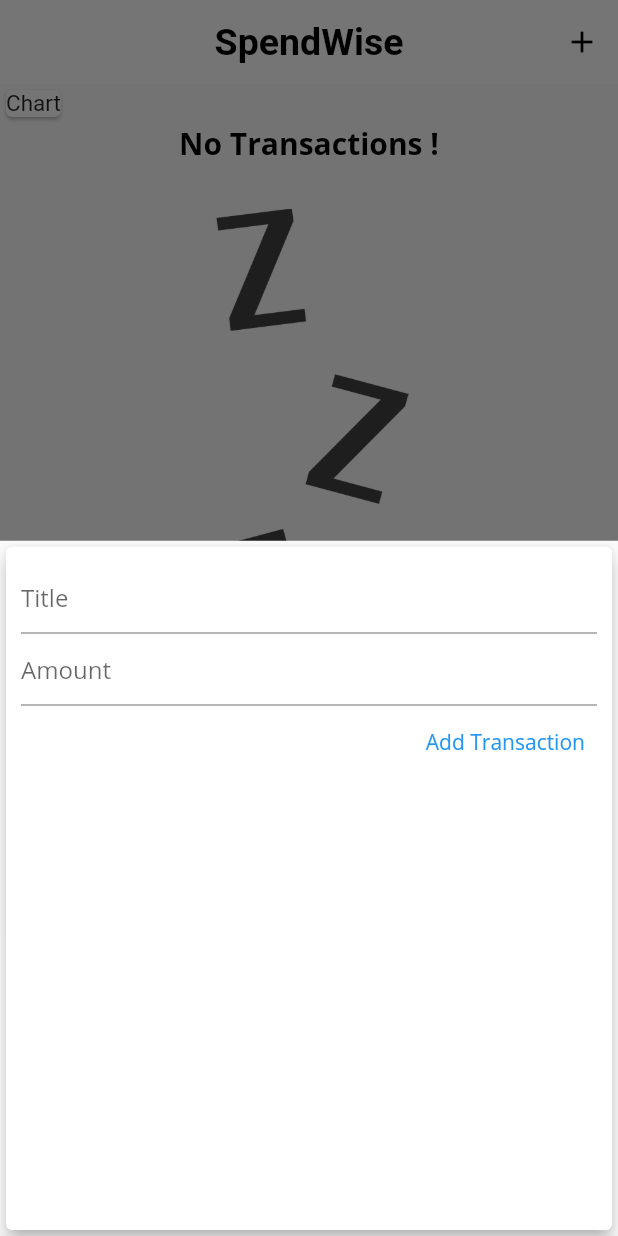
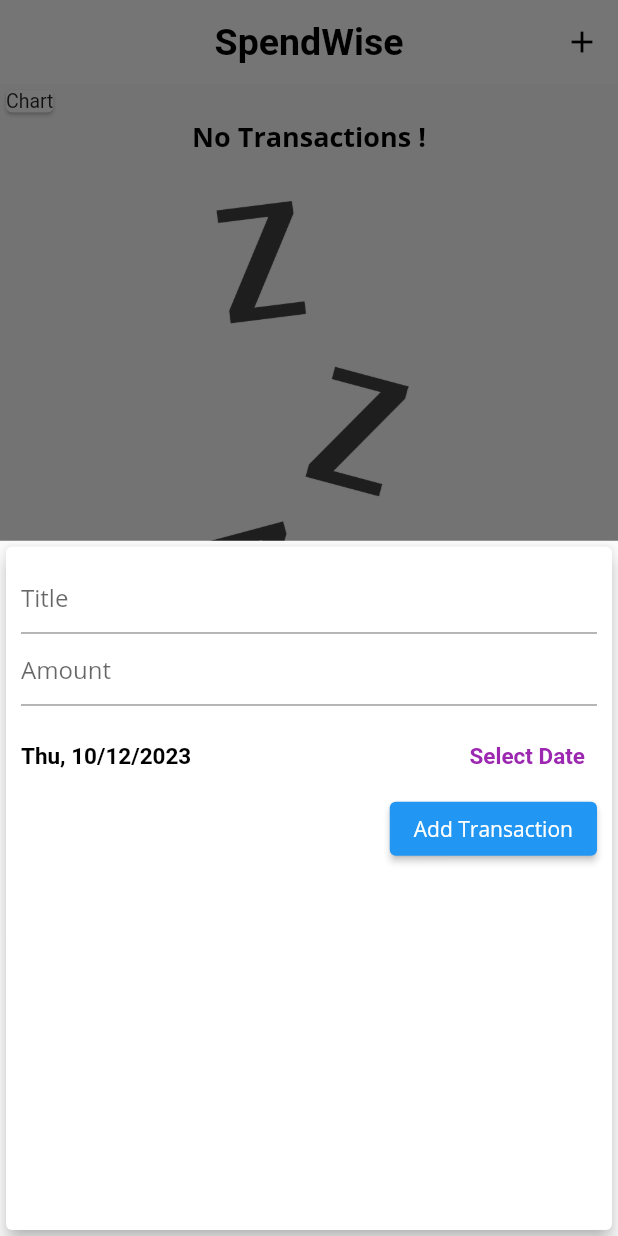
Before and after one commit to ramonyohannes/spendwise.app, a Flutter app: the screen it shows after launch, after a tap on the "delete" icon, after a tap on the "add" icon, on a phone screen of 412 x 824 dp. Run offline on Flutter 3.47's test engine with Material 2 defaults, Android fonts, the phone set to English and light mode, and no system bars; Roboto replaces fonts that are missing (QuickSans).

Commit message:
feat: added date time picker

```diff
--- a/lib/main.dart
+++ b/lib/main.dart
@@ -28,18 +28,23 @@ class MyApp extends StatelessWidget {
         ),
         textTheme: const TextTheme(
           bodyLarge: TextStyle(
-            fontSize: 20.0,
+            fontSize: 18.0,
             fontWeight: FontWeight.bold,
             color: Colors.black,
             fontFamily: 'OpenSans',
           ),
           bodyMedium: TextStyle(
             fontFamily: 'QuickSans',
-            fontSize: 15,
+            fontSize: 13,
           ),
           bodySmall: TextStyle(
             color: Colors.white,
             fontWeight: FontWeight.bold,
+            fontSize: 15,
+          ),
+          labelMedium: TextStyle(
+            fontWeight: FontWeight.bold,
+            fontFamily: 'QuickSans',
             fontSize: 15,
           ),
           titleLarge: TextStyle(
--- a/lib/screens/home_screen.dart
+++ b/lib/screens/home_screen.dart
@@ -33,12 +33,12 @@ class _MyHomePageState extends State<MyHomePage> {
     ),
   ];
 
-  void addTransaction(String txTitle, double txAmount) {
+  void addTransaction(String txTitle, double txAmount, DateTime selectedDate) {
     var newTx = Transaction(
       id: DateTime.now().toString(),
       title: txTitle,
       amount: txAmount,
-      date: DateTime.now(),
+      date: selectedDate,
     );
 
     setState(() {
--- a/lib/widgets/new_transaction.dart
+++ b/lib/widgets/new_transaction.dart
@@ -1,4 +1,6 @@
 import 'package:flutter/material.dart';
+
+import 'package:intl/intl.dart';
 
 class NewTransaction extends StatefulWidget {
   final Function addTx;
@@ -10,8 +12,8 @@ class NewTransaction extends StatefulWidget {
 
 class _NewTransactionState extends State<NewTransaction> {
   final _titleController = TextEditingController();
-
   final _amountController = TextEditingController();
+  DateTime selectedDate = DateTime.now();
 
   void submitTx(BuildContext context) {
     final enteredTitle = _titleController.text;
@@ -23,8 +25,24 @@ class _NewTransactionState extends State<NewTransaction> {
     widget.addTx(
       enteredTitle,
       enteredAmount,
+      selectedDate,
     );
     Navigator.of(context).pop();
+  }
+
+  Future<void> _selectDate(BuildContext context) async {
+    final DateTime? picked = await showDatePicker(
+      context: context,
+      initialDate: selectedDate,
+      firstDate: DateTime(2000),
+      lastDate: DateTime(2101),
+    );
+
+    if (picked != null && picked != selectedDate) {
+      setState(() {
+        selectedDate = picked;
+      });
+    }
   }
 
   @override
@@ -48,7 +66,28 @@ class _NewTransactionState extends State<NewTransaction> {
               textInputAction: TextInputAction.done,
               onSubmitted: (_) => submitTx(context),
             ),
-            TextButton(
+            const SizedBox(
+              height: 10,
+            ),
+            Row(
+              mainAxisAlignment: MainAxisAlignment.spaceBetween,
+              children: [
+                Text(
+                  DateFormat.yMEd().format(selectedDate),
+                  style: Theme.of(context).textTheme.labelMedium,
+                ),
+                TextButton(
+                  onPressed: () => _selectDate(context),
+                  child: Text(
+                    "Select Date",
+                    style: Theme.of(context).textTheme.labelMedium?.copyWith(
+                          color: Colors.purple,
+                        ),
+                  ),
+                )
+              ],
+            ),
+            ElevatedButton(
               onPressed: () => submitTx(context),
               child: const Text("Add Transaction"),
             ),
```
